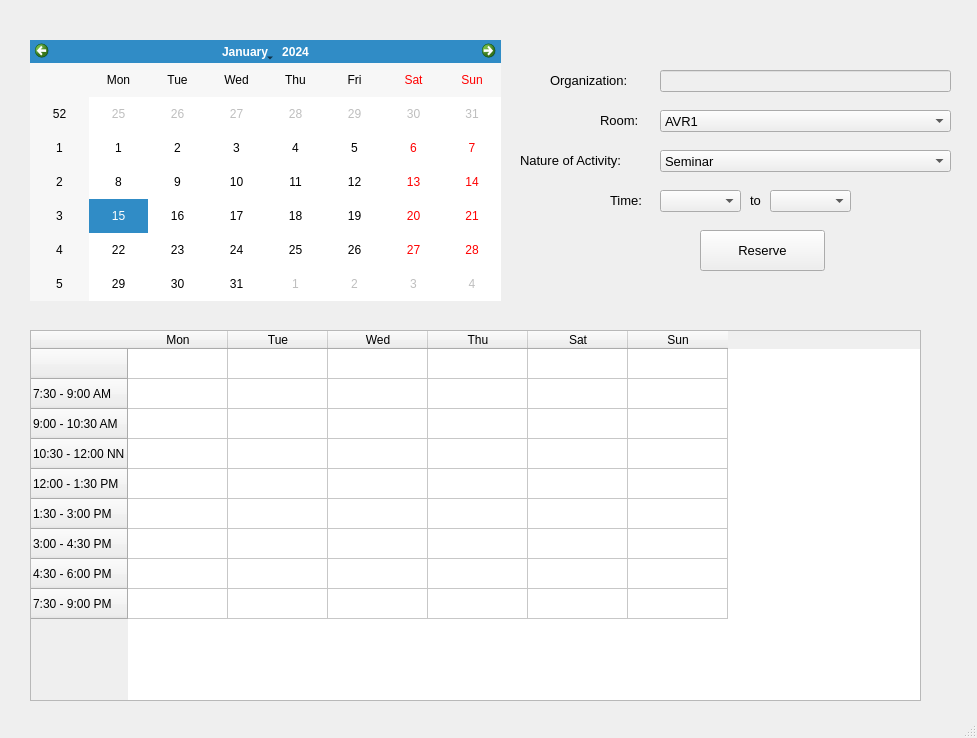
This is UserInterface/User.ui in jvgcalites/Room-Reservation as Qt 5 draws it before an edit. The edited form follows.
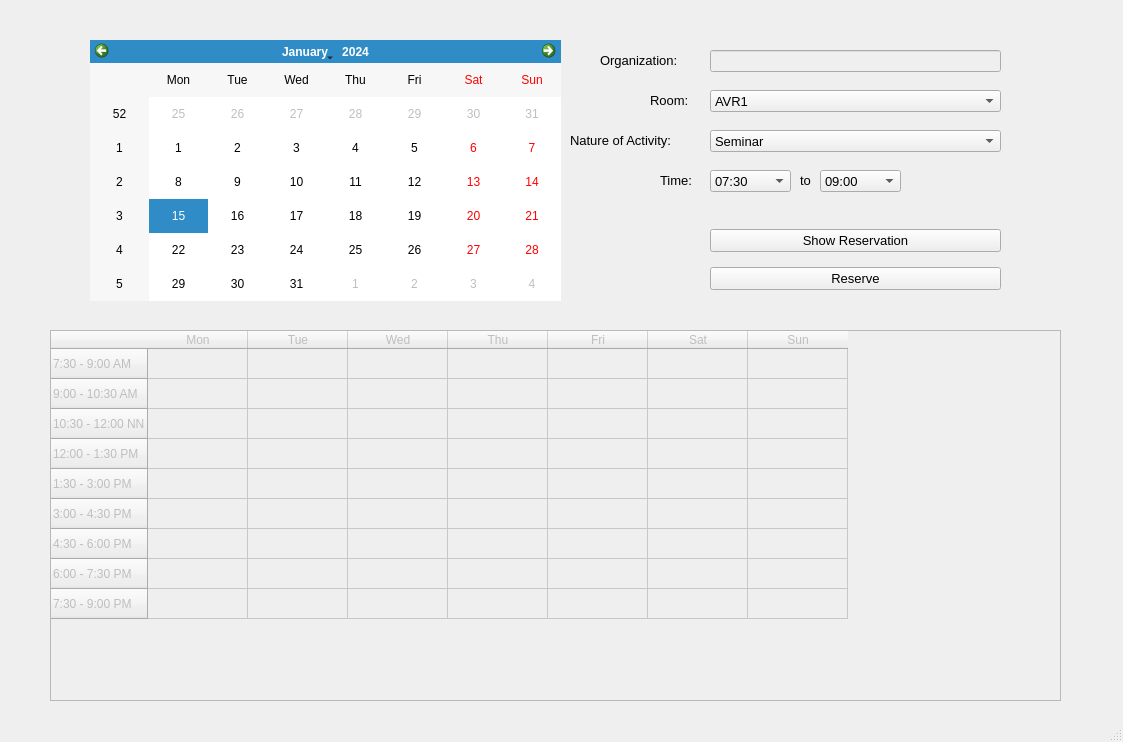
This is the edited form.

What changed in the file:
```diff
--- a/UserInterface/User.ui
+++ b/UserInterface/User.ui
@@ -6,8 +6,8 @@
    <rect>
     <x>0</x>
     <y>0</y>
-    <width>977</width>
-    <height>738</height>
+    <width>1123</width>
+    <height>742</height>
    </rect>
   </property>
   <property name="windowTitle">
@@ -17,7 +17,7 @@
    <widget class="QWidget" name="gridLayoutWidget">
     <property name="geometry">
      <rect>
-      <x>30</x>
+      <x>90</x>
       <y>40</y>
       <width>471</width>
       <height>261</height>
@@ -25,24 +25,46 @@
     </property>
     <layout class="QGridLayout" name="gridLayout_3">
      <item row="0" column="1">
-      <widget class="QCalendarWidget" name="calendarWidget"/>
+      <widget class="QCalendarWidget" name="calendarWidget">
+       <property name="firstDayOfWeek">
+        <enum>Qt::Monday</enum>
+       </property>
+      </widget>
      </item>
     </layout>
    </widget>
    <widget class="QTableWidget" name="tableWidget_schedule">
+    <property name="enabled">
+     <bool>false</bool>
+    </property>
     <property name="geometry">
      <rect>
-      <x>30</x>
+      <x>50</x>
       <y>330</y>
-      <width>891</width>
+      <width>1011</width>
       <height>371</height>
      </rect>
     </property>
-    <row>
-     <property name="text">
-      <string/>
-     </property>
-    </row>
+    <property name="font">
+     <font>
+      <stylestrategy>PreferDefault</stylestrategy>
+     </font>
+    </property>
+    <property name="layoutDirection">
+     <enum>Qt::LeftToRight</enum>
+    </property>
+    <property name="autoFillBackground">
+     <bool>true</bool>
+    </property>
+    <property name="verticalScrollBarPolicy">
+     <enum>Qt::ScrollBarAlwaysOff</enum>
+    </property>
+    <property name="horizontalScrollBarPolicy">
+     <enum>Qt::ScrollBarAlwaysOff</enum>
+    </property>
+    <property name="editTriggers">
+     <set>QAbstractItemView::NoEditTriggers</set>
+    </property>
     <row>
      <property name="text">
       <string>7:30 - 9:00 AM</string>
@@ -78,6 +100,11 @@
       <string>4:30 - 6:00 PM</string>
      </property>
     </row>
+    <row>
+     <property name="text">
+      <string>6:00 - 7:30 PM</string>
+     </property>
+    </row>
     <row>
      <property name="text">
       <string>7:30 - 9:00 PM</string>
@@ -103,6 +130,11 @@
       <string>Thu</string>
      </property>
     </column>
+    <column>
+     <property name="text">
+      <string>Fri</string>
+     </property>
+    </column>
     <column>
      <property name="text">
       <string>Sat</string>
@@ -114,32 +146,11 @@
      </property>
     </column>
    </widget>
-   <widget class="QPushButton" name="pushButton_Reserve">
-    <property name="enabled">
-     <bool>true</bool>
-    </property>
-    <property name="geometry">
-     <rect>
-      <x>700</x>
-      <y>230</y>
-      <width>125</width>
-      <height>41</height>
-     </rect>
-    </property>
-    <property name="font">
-     <font>
-      <pointsize>10</pointsize>
-     </font>
-    </property>
-    <property name="text">
-     <string>Reserve</string>
-    </property>
-   </widget>
    <widget class="QComboBox" name="comboBox_NatureOfActivity">
     <property name="geometry">
      <rect>
-      <x>660</x>
-      <y>150</y>
+      <x>710</x>
+      <y>130</y>
       <width>291</width>
       <height>22</height>
      </rect>
@@ -168,8 +179,8 @@
    <widget class="QComboBox" name="comboBox_timeEnd">
     <property name="geometry">
      <rect>
-      <x>770</x>
-      <y>190</y>
+      <x>820</x>
+      <y>170</y>
       <width>81</width>
       <height>22</height>
      </rect>
@@ -179,12 +190,57 @@
       <pointsize>10</pointsize>
      </font>
     </property>
+    <item>
+     <property name="text">
+      <string>09:00</string>
+     </property>
+    </item>
+    <item>
+     <property name="text">
+      <string>10:30</string>
+     </property>
+    </item>
+    <item>
+     <property name="text">
+      <string>12:00</string>
+     </property>
+    </item>
+    <item>
+     <property name="text">
+      <string>13:30</string>
+     </property>
+    </item>
+    <item>
+     <property name="text">
+      <string>15:00</string>
+     </property>
+    </item>
+    <item>
+     <property name="text">
+      <string>16:30</string>
+     </property>
+    </item>
+    <item>
+     <property name="text">
+      <string>18:00</string>
+     </property>
+    </item>
+    <item>
+     <property name="text">
+      <string>19:30</string>
+     </property>
+    </item>
+    <item>
+     <property name="text">
+      <string>21:00</string>
+     </property>
+    </item>
    </widget>
    <widget class="QComboBox" name="comboBox_Room">
     <property name="geometry">
      <rect>
-      <x>660</x>
-      <y>110</y>
+      <x>710</x>
+      <y>90</y>
       <width>291</width>
       <height>22</height>
      </rect>
@@ -228,8 +284,8 @@
    <widget class="QLabel" name="label_2">
     <property name="geometry">
      <rect>
-      <x>610</x>
-      <y>190</y>
+      <x>660</x>
+      <y>170</y>
       <width>41</width>
       <height>21</height>
      </rect>
@@ -246,8 +302,8 @@
    <widget class="QLabel" name="label_room">
     <property name="geometry">
      <rect>
-      <x>600</x>
-      <y>110</y>
+      <x>650</x>
+      <y>90</y>
       <width>51</width>
       <height>21</height>
      </rect>
@@ -267,8 +323,8 @@
     </property>
     <property name="geometry">
      <rect>
-      <x>660</x>
-      <y>70</y>
+      <x>710</x>
+      <y>50</y>
       <width>291</width>
       <height>22</height>
      </rect>
@@ -282,8 +338,8 @@
    <widget class="QComboBox" name="comboBox_timeStart">
     <property name="geometry">
      <rect>
-      <x>660</x>
-      <y>190</y>
+      <x>710</x>
+      <y>170</y>
       <width>81</width>
       <height>22</height>
      </rect>
@@ -293,12 +349,57 @@
       <pointsize>10</pointsize>
      </font>
     </property>
+    <item>
+     <property name="text">
+      <string>07:30</string>
+     </property>
+    </item>
+    <item>
+     <property name="text">
+      <string>09:00</string>
+     </property>
+    </item>
+    <item>
+     <property name="text">
+      <string>10:30</string>
+     </property>
+    </item>
+    <item>
+     <property name="text">
+      <string>12:00</string>
+     </property>
+    </item>
+    <item>
+     <property name="text">
+      <string>13:30</string>
+     </property>
+    </item>
+    <item>
+     <property name="text">
+      <string>15:00</string>
+     </property>
+    </item>
+    <item>
+     <property name="text">
+      <string>16:30</string>
+     </property>
+    </item>
+    <item>
+     <property name="text">
+      <string>18:00</string>
+     </property>
+    </item>
+    <item>
+     <property name="text">
+      <string>19:30</string>
+     </property>
+    </item>
    </widget>
    <widget class="QLabel" name="label_3">
     <property name="geometry">
      <rect>
-      <x>750</x>
-      <y>190</y>
+      <x>800</x>
+      <y>170</y>
       <width>20</width>
       <height>21</height>
      </rect>
@@ -315,8 +416,8 @@
    <widget class="QLabel" name="label_5">
     <property name="geometry">
      <rect>
-      <x>520</x>
-      <y>140</y>
+      <x>570</x>
+      <y>120</y>
       <width>141</width>
       <height>41</height>
      </rect>
@@ -333,8 +434,8 @@
    <widget class="QLabel" name="label_organization">
     <property name="geometry">
      <rect>
-      <x>550</x>
-      <y>70</y>
+      <x>600</x>
+      <y>50</y>
       <width>101</width>
       <height>21</height>
      </rect>
@@ -348,6 +449,45 @@
      <string>Organization:</string>
     </property>
    </widget>
+   <widget class="QWidget" name="verticalLayoutWidget">
+    <property name="geometry">
+     <rect>
+      <x>710</x>
+      <y>220</y>
+      <width>291</width>
+      <height>80</height>
+     </rect>
+    </property>
+    <layout class="QVBoxLayout" name="verticalLayout">
+     <item>
+      <widget class="QPushButton" name="pushButton_ShowReservation">
+       <property name="enabled">
+        <bool>true</bool>
+       </property>
+       <property name="font">
+        <font>
+         <pointsize>10</pointsize>
+        </font>
+       </property>
+       <property name="text">
+        <string>Show Reservation</string>
+       </property>
+      </widget>
+     </item>
+     <item>
+      <widget class="QPushButton" name="pushButton_Reserve">
+       <property name="font">
+        <font>
+         <pointsize>10</pointsize>
+        </font>
+       </property>
+       <property name="text">
+        <string>Reserve</string>
+       </property>
+      </widget>
+     </item>
+    </layout>
+   </widget>
   </widget>
   <widget class="QStatusBar" name="statusbar"/>
  </widget>
```
